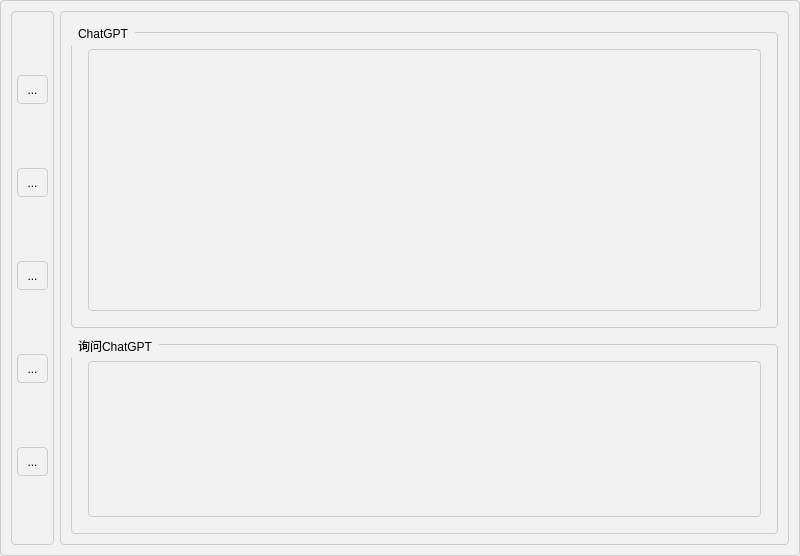
Above: ChatGPT/ChatGPT.ui from mwx280/QTChatGPT before the change. Below: the same form after it.
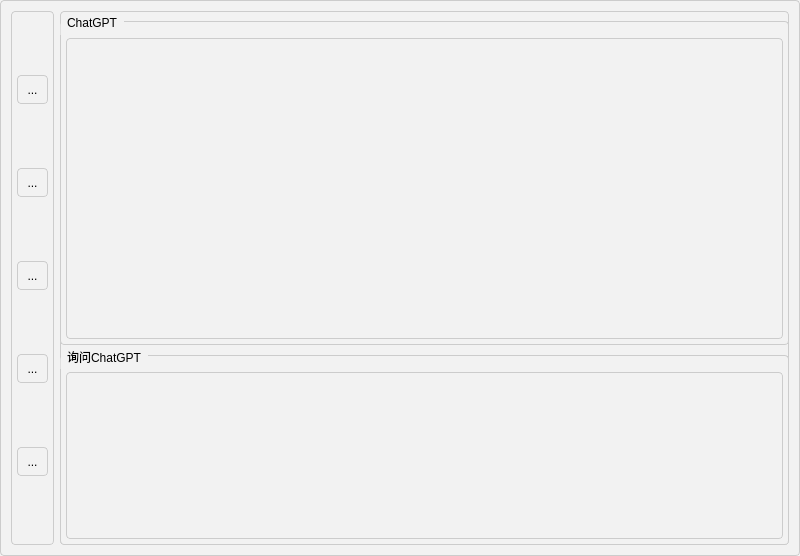
That is the form after the change.

Commit message: 细微优化界面

The edit to the form file:
```diff
--- a/ChatGPT/ChatGPT.ui
+++ b/ChatGPT/ChatGPT.ui
@@ -146,12 +146,42 @@
    <item>
     <widget class="QWidget" name="widget_2" native="true">
      <layout class="QVBoxLayout" name="verticalLayout">
+      <property name="spacing">
+       <number>0</number>
+      </property>
+      <property name="leftMargin">
+       <number>0</number>
+      </property>
+      <property name="topMargin">
+       <number>0</number>
+      </property>
+      <property name="rightMargin">
+       <number>0</number>
+      </property>
+      <property name="bottomMargin">
+       <number>0</number>
+      </property>
       <item>
        <widget class="QGroupBox" name="groupBox">
+        <property name="styleSheet">
+         <string notr="true"/>
+        </property>
         <property name="title">
          <string>ChatGPT</string>
         </property>
         <layout class="QGridLayout" name="gridLayout_3">
+         <property name="leftMargin">
+          <number>0</number>
+         </property>
+         <property name="rightMargin">
+          <number>0</number>
+         </property>
+         <property name="bottomMargin">
+          <number>0</number>
+         </property>
+         <property name="spacing">
+          <number>0</number>
+         </property>
          <item row="0" column="0">
           <widget class="QTextEdit" name="textEditGPT">
            <property name="styleSheet">
@@ -176,10 +206,25 @@
           <height>200</height>
          </size>
         </property>
+        <property name="styleSheet">
+         <string notr="true"/>
+        </property>
         <property name="title">
          <string>询问ChatGPT</string>
         </property>
         <layout class="QHBoxLayout" name="horizontalLayout">
+         <property name="spacing">
+          <number>0</number>
+         </property>
+         <property name="leftMargin">
+          <number>0</number>
+         </property>
+         <property name="rightMargin">
+          <number>0</number>
+         </property>
+         <property name="bottomMargin">
+          <number>0</number>
+         </property>
          <item>
           <widget class="QTextEdit" name="textEditUser">
            <property name="maximumSize">
```
The commit also changes 2 other files.
